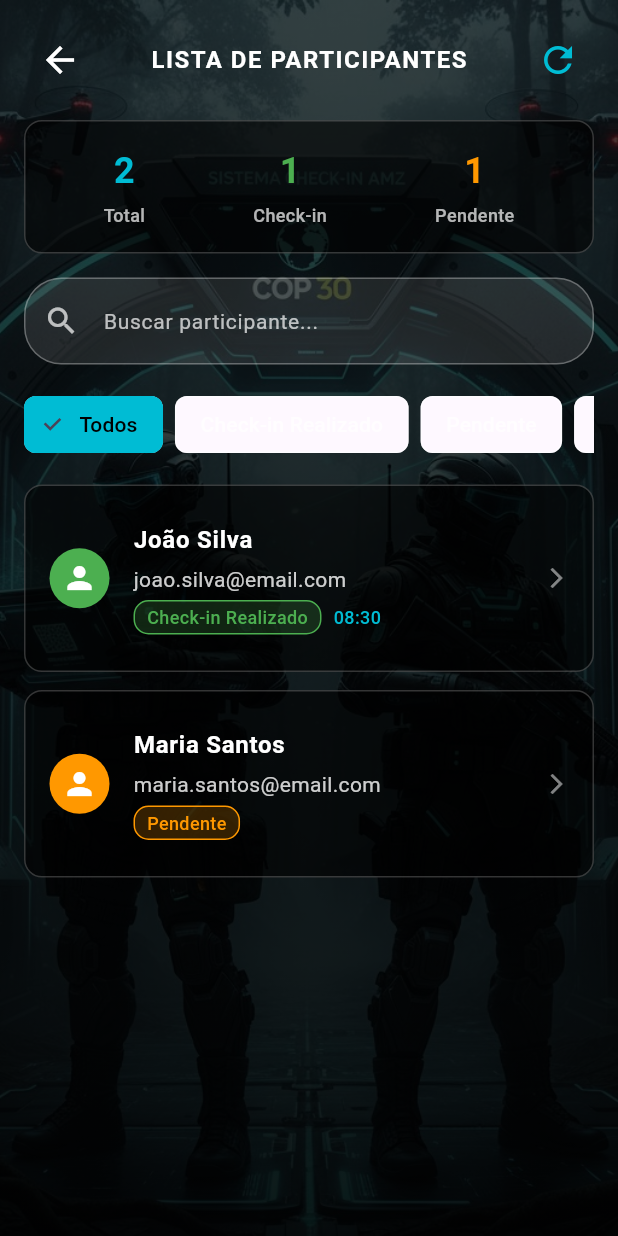
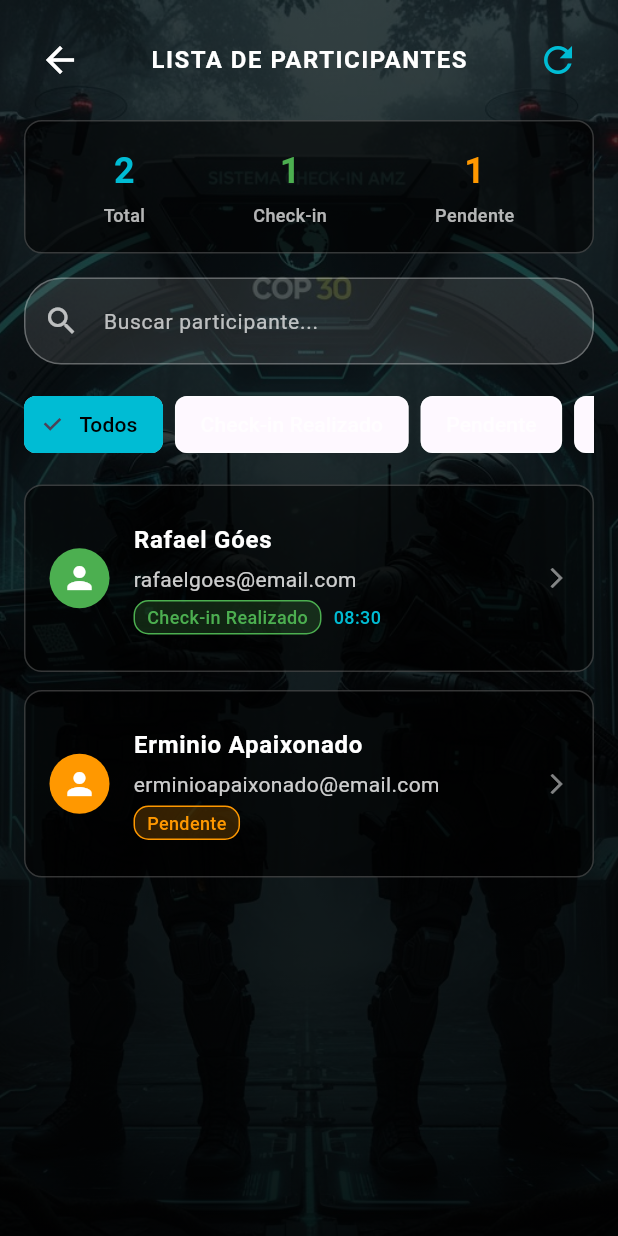
Before and after one commit to LACC-DEVLINK/checkin-exercito-mobile, a Flutter app: the ParticipantsListScreen screen opened directly, on a phone screen of 412 x 824 dp. Run offline on Flutter 3.47's test engine with Material 3 defaults, Android fonts, the phone set to English and light mode, and no system bars; missing offline and left inert: mobile_scanner.

Commit message:
Atualizando dados mock de lista de participantes

```diff
--- a/lib/screens/participants_list_screen.dart
+++ b/lib/screens/participants_list_screen.dart
@@ -16,8 +16,8 @@ class _ParticipantsListScreenState extends State<ParticipantsListScreen> {
   final List<Map<String, dynamic>> _allParticipants = [
     {
       'id': '001',
-      'name': 'João Silva',
-      'email': 'joao.silva@email.com',
+      'name': 'Rafael Góes',
+      'email': 'rafaelgoes@email.com',
       'accessLevel': 'Autoridade',
       'status': 'Check-in Realizado',
       'checkinTime': '08:30',
@@ -26,8 +26,8 @@ class _ParticipantsListScreenState extends State<ParticipantsListScreen> {
     },
     {
       'id': '002',
-      'name': 'Maria Santos',
-      'email': 'maria.santos@email.com',
+      'name': 'Erminio Apaixonado',
+      'email': 'erminioapaixonado@email.com',
       'accessLevel': 'Delegado',
       'status': 'Pendente',
       'checkinTime': '--:--',
```
